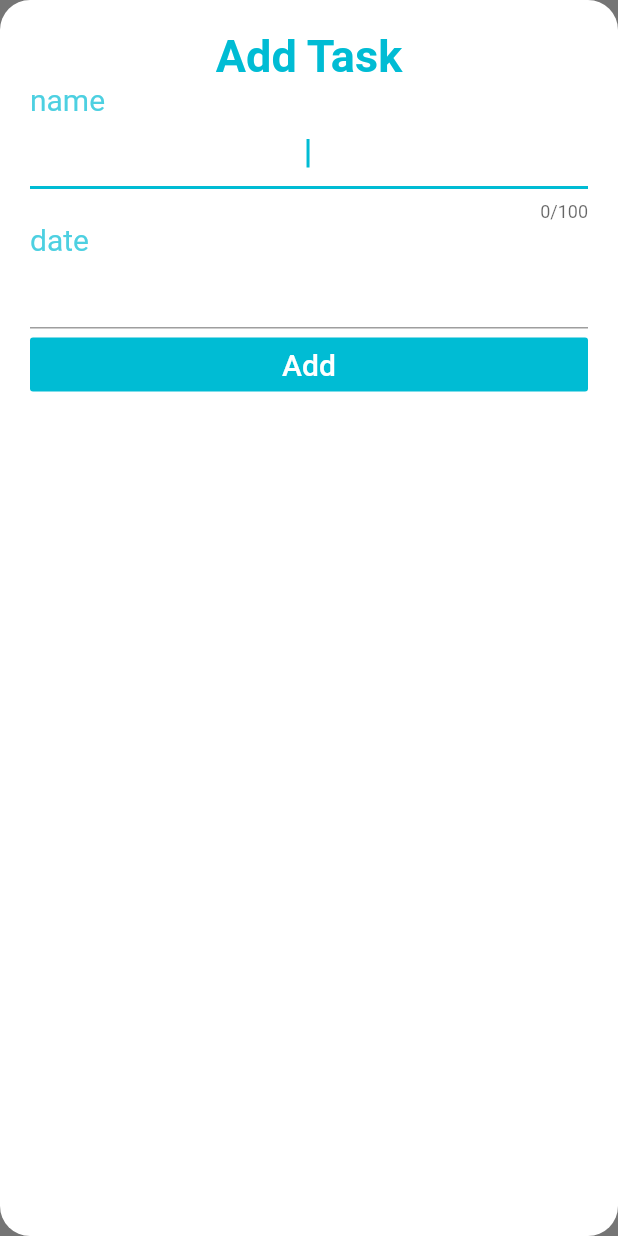
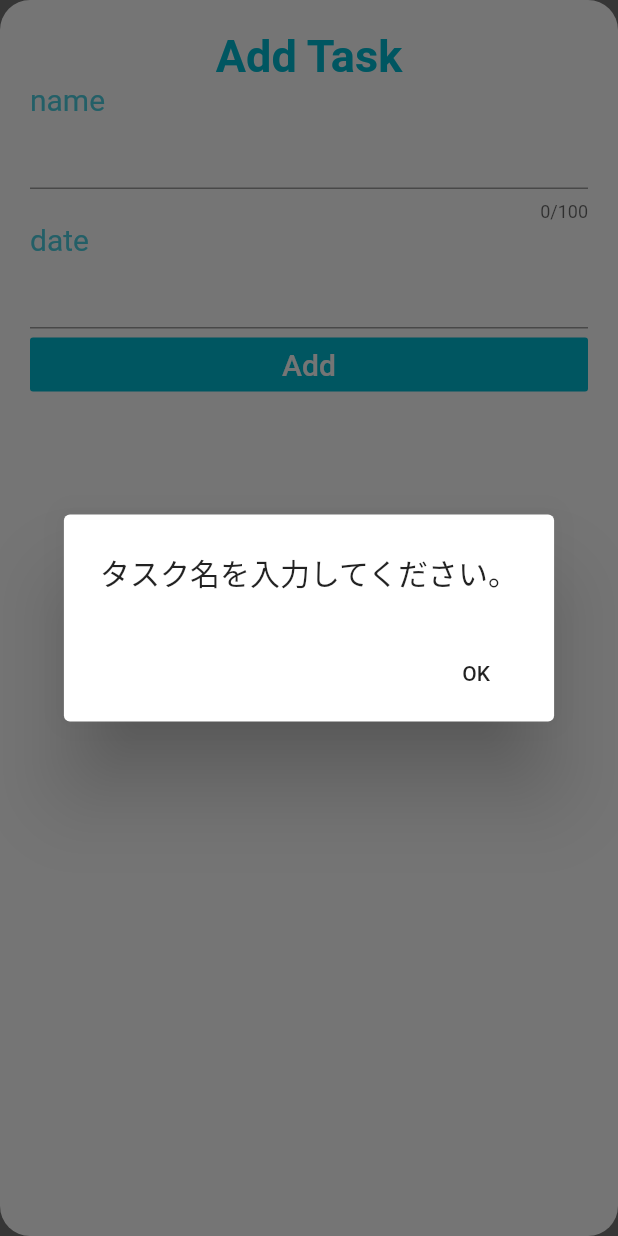
Before and after one commit to otouto3/flutter-todo-app, a Flutter app: the AddTaskScreen widget shown alone on an empty page, opened directly with empty values, after a tap on "Add", on a phone screen of 412 x 824 dp. Run offline on Flutter 3.47's test engine with Material 2 defaults, Android fonts, the phone set to English and light mode, and no system bars; drawn by our look-alikes of datetime_picker_formfield; our stand-ins replace table_calendar.

Commit message:
タスク名が入力されずにAddボタンを押した場合Dialogを出すようにした

```diff
--- a/lib/screens/add_task_screen.dart
+++ b/lib/screens/add_task_screen.dart
@@ -1,3 +1,4 @@
+import 'package:flutter/cupertino.dart';
 import 'package:flutter/material.dart';
 import 'package:todoapp/widget/date_time_field.dart';
 import 'package:intl/intl.dart';
@@ -73,7 +74,26 @@ class AddTaskScreen extends StatelessWidget {
                 if (newTaskDate == null) {
                   newTaskDate = "";
                 }
-                addTaskCallback(newTaskTitle, newTaskDate);
+
+                //テキスト未入力のエラーを防ぐ
+                if (newTaskTitle == null) {
+                  showDialog(
+                    context: (context),
+                    builder: (_) {
+                      return AlertDialog(
+                        title: Text('タスク名を入力してください。'),
+                        actions: <Widget>[
+                          FlatButton(
+                            child: Text("OK"),
+                            onPressed: () => Navigator.pop(context),
+                          ),
+                        ],
+                      );
+                    },
+                  );
+                } else {
+                  addTaskCallback(newTaskTitle, newTaskDate);
+                }
               },
             ),
           ],
```
